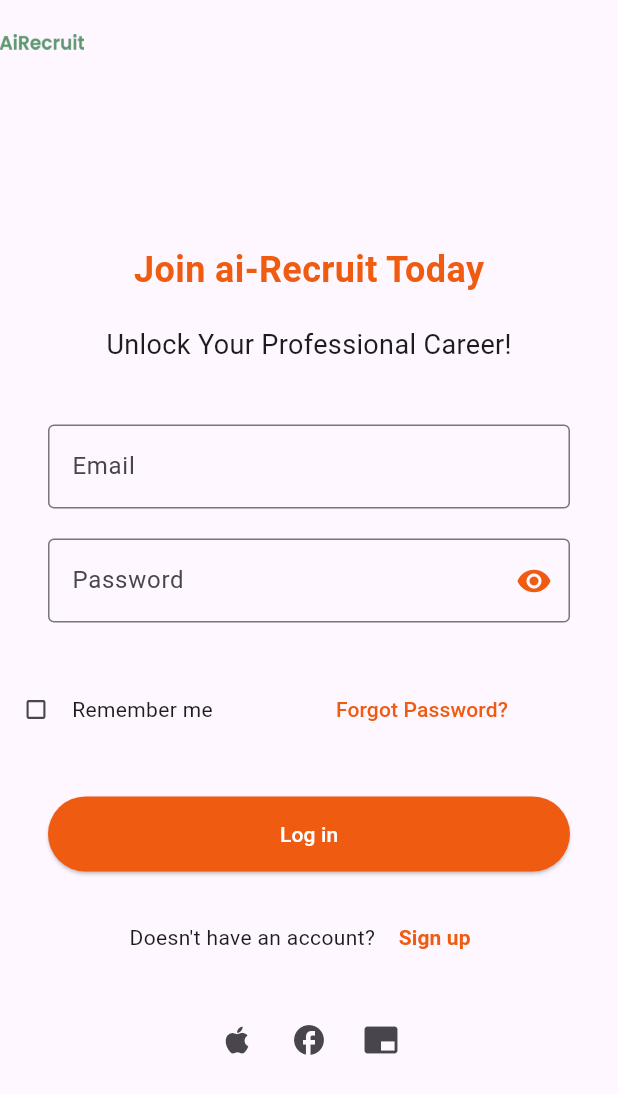
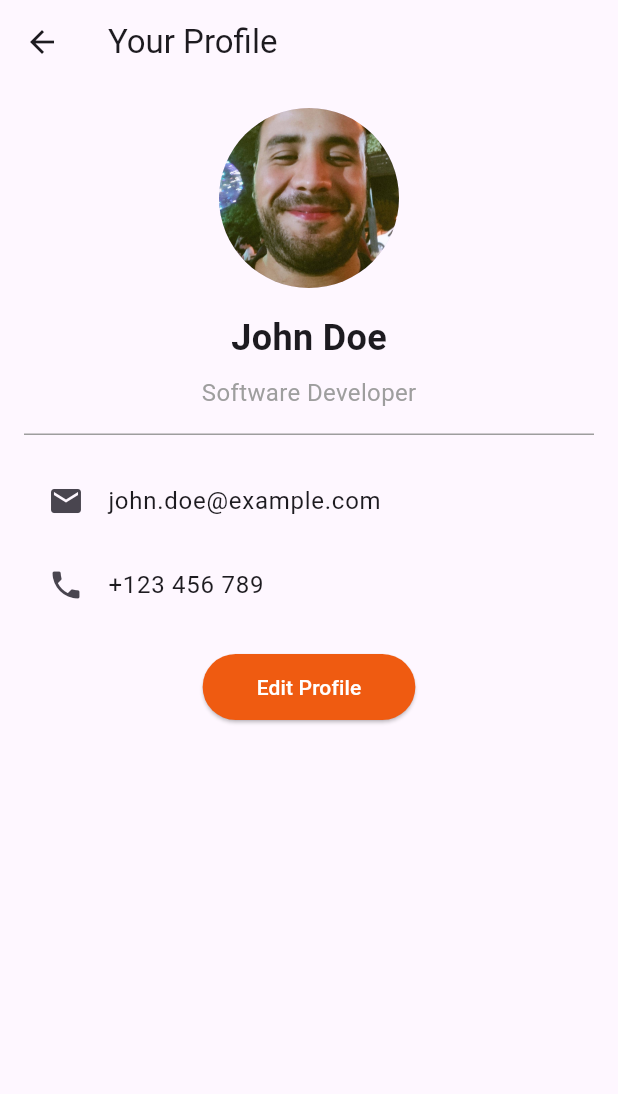
Before and after one commit to aiRecruit-Mvp/aiRecruit-Application, a Flutter app: the screen it shows after launch, after a tap on "Log in", on a phone screen of 412 x 824 dp. Shown: the top 1094 px of the screen. Run offline on Flutter 3.47's test engine with Material 3 defaults, Android fonts, the phone set to English and light mode, and no system bars; our stand-ins replace get; accounts and stored records are empty.

Commit message:
gestion de profile
gestion de profile

```diff
--- a/lib/screens/login_scren.dart
+++ b/lib/screens/login_scren.dart
@@ -4,6 +4,7 @@ import 'package:airecruit/screens/signup_screen.dart';
 import 'package:flutter/material.dart';
 import 'dart:convert';
 import 'package:http/http.dart' as http;
+import 'package:airecruit/screens/profile_page.dart';
 
 void main() {
   runApp(Login());
@@ -116,9 +117,10 @@ class _LoginState extends State<Login> {
                       padding: const EdgeInsets.symmetric(horizontal: 32),
                       child: ElevatedButton(
                         onPressed: () {
-                          userController.loginUser(
-                            emailController.text,
-                            passwordController.text,
+                          Navigator.push(
+                            context,
+                            MaterialPageRoute(
+                                builder: (context) => ProfilePage()),
                           );
                         },
                         style: ElevatedButton.styleFrom(
--- /dev/null
+++ b/lib/screens/profile_page.dart
@@ -0,0 +1,77 @@
+// profile_page.dart
+
+import 'package:flutter/material.dart';
+import 'edit_profile_page.dart';
+
+class ProfilePage extends StatelessWidget {
+  @override
+  Widget build(BuildContext context) {
+    return Scaffold(
+      appBar: AppBar(
+        title: Text("Your Profile"),
+      ),
+      body: SingleChildScrollView(
+        child: Padding(
+          padding: const EdgeInsets.all(16.0),
+          child: Column(
+            crossAxisAlignment: CrossAxisAlignment.center,
+            children: [
+              CircleAvatar(
+                radius: 60,
+                backgroundImage: AssetImage('images/profile_image.jpg'),
+              ),
+              SizedBox(height: 16),
+              Text(
+                "John Doe",
+                style: TextStyle(
+                  fontSize: 24,
+                  fontWeight: FontWeight.bold,
+                ),
+              ),
+              SizedBox(height: 8),
+              Text(
+                "Software Developer",
+                style: TextStyle(
+                  fontSize: 16,
+                  color: Colors.grey,
+                ),
+              ),
+              SizedBox(height: 16),
+              Divider(
+                height: 1,
+                thickness: 1,
+                color: Colors.grey,
+              ),
+              SizedBox(height: 16),
+              ListTile(
+                leading: Icon(Icons.email),
+                title: Text("john.doe@example.com"),
+              ),
+              ListTile(
+                leading: Icon(Icons.phone),
+                title: Text("+123 456 789"),
+              ),
+              SizedBox(height: 16),
+              ElevatedButton(
+                onPressed: () {
+                  Navigator.push(
+                    context,
+                    MaterialPageRoute(builder: (context) => EditProfilePage()),
+                  );
+                },
+                style: ElevatedButton.styleFrom(
+                  primary: Color.fromARGB(255, 239, 91, 17),
+                  onPrimary: Colors.white,
+                ),
+                child: Padding(
+                  padding: const EdgeInsets.all(12.0),
+                  child: Text("Edit Profile"),
+                ),
+              ),
+            ],
+          ),
+        ),
+      ),
+    );
+  }
+}
```
Also changed, not shown: lib/screens/edit_profile_page.dart (added, +64 -0 lines), images/profile_image.jpg (added).
